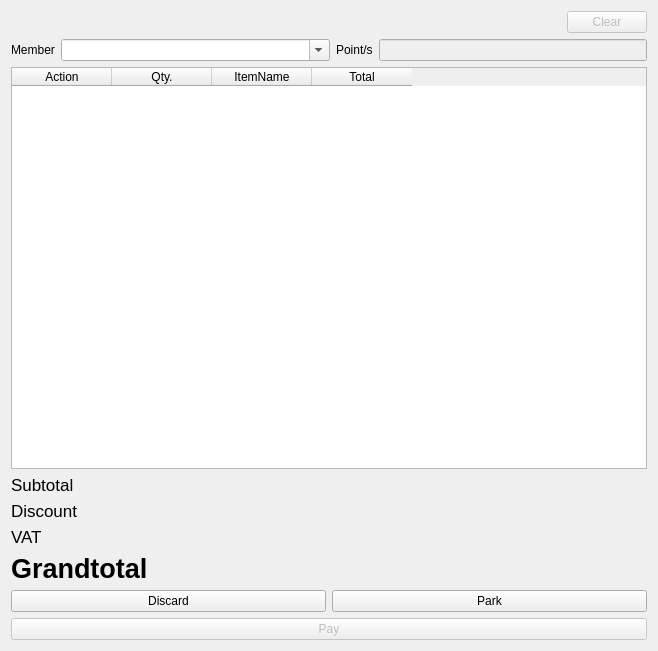
This is app/views/templates/PreOrder.ui in rondalefloyd/mts-pos as Qt 5 draws it before an edit. The edited form follows.
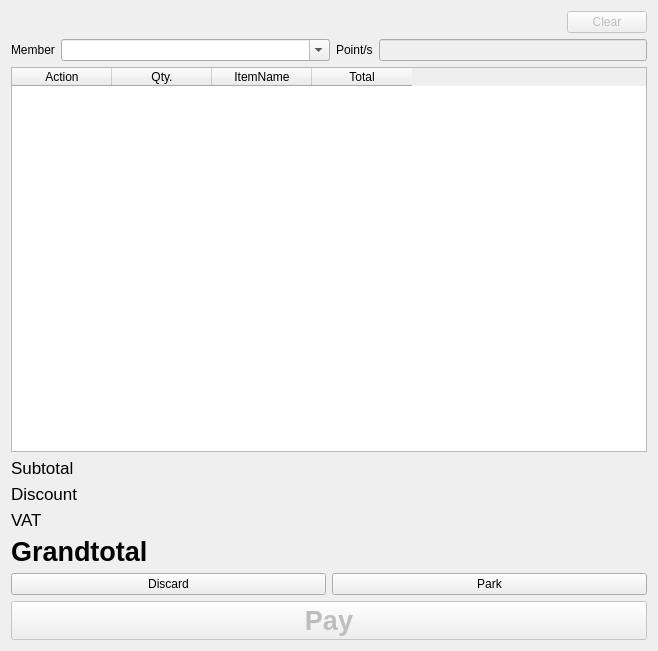
This is the edited form.

```diff
--- a/app/views/templates/PreOrder.ui
+++ b/app/views/templates/PreOrder.ui
@@ -303,6 +303,13 @@
      <property name="enabled">
       <bool>false</bool>
      </property>
+     <property name="font">
+      <font>
+       <pointsize>20</pointsize>
+       <weight>75</weight>
+       <bold>true</bold>
+      </font>
+     </property>
      <property name="text">
       <string>Pay</string>
      </property>
```
